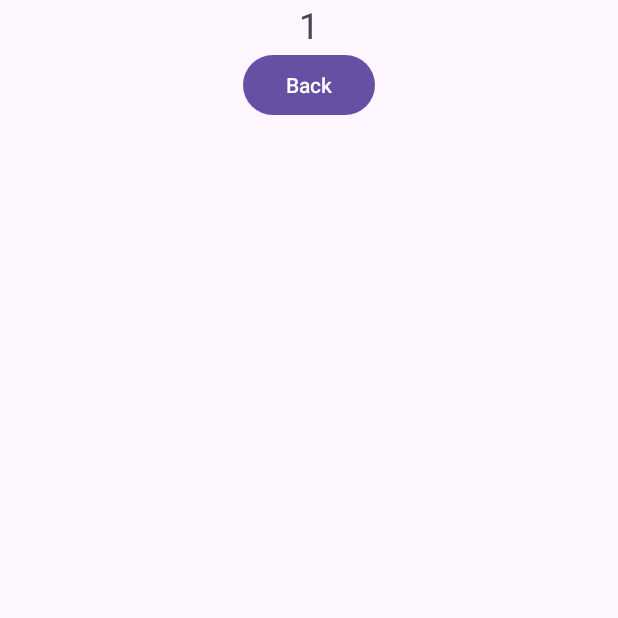
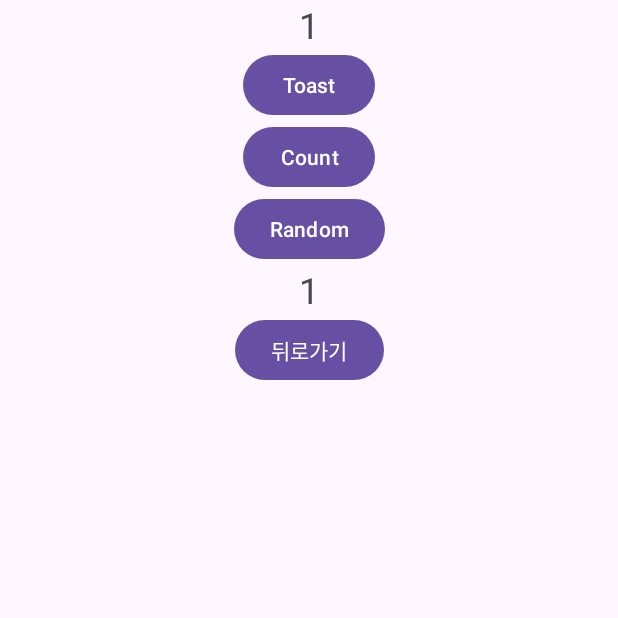
Before and after one commit to JaeYoung290/BCSD_Assignment, an Android app: the screen it shows after launch (SecondActivity before the commit, MainActivity after it), after a tap on "Random", on a phone screen of 412 x 824 dp, the top half of it. Run offline under Robolectric (Android 15) with nearby library versions, the phone set to English and light mode, and no system bars; 2 other taps on this screen came first.

Commit message:
6주차 과제

```diff
--- a/assignment_week_6/app/src/main/java/com/example/test/MainActivity.kt
+++ b/assignment_week_6/app/src/main/java/com/example/test/MainActivity.kt
@@ -1,25 +1,16 @@
 package com.example.test
 
-import android.content.Intent
 import android.os.Bundle
 import android.widget.Button
 import android.widget.TextView
 import android.widget.Toast
-import androidx.activity.result.contract.ActivityResultContracts
+import androidx.appcompat.app.AlertDialog
 import androidx.appcompat.app.AppCompatActivity
 
 class MainActivity : AppCompatActivity() {
 
     private var count = 0
     private lateinit var countTextView: TextView
-
-    private val activityLauncher = registerForActivityResult(ActivityResultContracts.StartActivityForResult()) { result ->
-        if (result.resultCode == RESULT_OK) {
-            val randomValue = result.data?.getIntExtra("randomValue", count)
-            count = randomValue ?: count
-            countTextView.text = count.toString()
-        }
-    }
 
     override fun onCreate(savedInstanceState: Bundle?) {
         super.onCreate(savedInstanceState)
@@ -31,7 +22,7 @@ class MainActivity : AppCompatActivity() {
         countTextView = findViewById(R.id.countTextView)
 
         toastButton.setOnClickListener {
-            Toast.makeText(this, "Toast 메시지 출력", Toast.LENGTH_SHORT).show()
+            showAlertDialog()
         }
 
         countButton.setOnClickListener {
@@ -40,9 +31,28 @@ class MainActivity : AppCompatActivity() {
         }
 
         randomButton.setOnClickListener {
-            val intent = Intent(this, SecondActivity::class.java)
-            intent.putExtra("count", count)
-            activityLauncher.launch(intent)
+            supportFragmentManager.beginTransaction()
+                .replace(R.id.fragment_container, SecondFragment.newInstance(count))
+                .addToBackStack(null)
+                .commit()
         }
     }
+
+    private fun showAlertDialog() {
+        val builder = AlertDialog.Builder(this)
+        builder.setMessage("AlertDialog")
+            .setPositiveButton("Positive") { dialog, _ ->
+                count = 0
+                countTextView.text = count.toString()
+                dialog.dismiss()
+            }
+            .setNeutralButton("Neutral") { dialog, _ ->
+                Toast.makeText(this, "Toast 메시지 출력", Toast.LENGTH_SHORT).show()
+                dialog.dismiss()
+            }
+            .setNegativeButton("Negative") { dialog, _ ->
+                dialog.dismiss()
+            }
+        builder.create().show()
+    }
 }
--- /dev/null
+++ b/assignment_week_6/app/src/main/java/com/example/test/SecondFragment.kt
@@ -0,0 +1,58 @@
+package com.example.test
+
+import android.os.Bundle
+import android.view.LayoutInflater
+import android.view.View
+import android.view.ViewGroup
+import android.widget.Button
+import android.widget.TextView
+import androidx.fragment.app.Fragment
+import androidx.activity.OnBackPressedCallback
+
+class SecondFragment : Fragment() {
+
+    private var count: Int = 0
+
+    override fun onCreate(savedInstanceState: Bundle?) {
+        super.onCreate(savedInstanceState)
+        arguments?.let {
+            count = it.getInt(ARG_COUNT)
+        }
+    }
+
+    override fun onCreateView(
+        inflater: LayoutInflater, container: ViewGroup?,
+        savedInstanceState: Bundle?
+    ): View? {
+        val view = inflater.inflate(R.layout.fragment_second, container, false)
+
+        val randomValue = (0..count).random()
+        val randomTextView: TextView = view.findViewById(R.id.randomTextView)
+        randomTextView.text = randomValue.toString()
+
+        val backButton: Button = view.findViewById(R.id.backButton)
+        backButton.setOnClickListener {
+            requireActivity().supportFragmentManager.popBackStack()
+        }
+
+        requireActivity().onBackPressedDispatcher.addCallback(viewLifecycleOwner, object : OnBackPressedCallback(true) {
+            override fun handleOnBackPressed() {
+                requireActivity().supportFragmentManager.popBackStack()
+            }
+        })
+
+        return view
+    }
+
+    companion object {
+        private const val ARG_COUNT = "count"
+
+        @JvmStatic
+        fun newInstance(count: Int) =
+            SecondFragment().apply {
+                arguments = Bundle().apply {
+                    putInt(ARG_COUNT, count)
+                }
+            }
+    }
+}
--- a/assignment_week_6/app/src/main/res/layout/activity_main.xml
+++ b/assignment_week_6/app/src/main/res/layout/activity_main.xml
@@ -42,4 +42,14 @@
         app:layout_constraintTop_toBottomOf="@id/countButton"
         app:layout_constraintStart_toStartOf="parent"
         app:layout_constraintEnd_toEndOf="parent"/>
+
+    <androidx.fragment.app.FragmentContainerView
+        android:id="@+id/fragment_container"
+        android:layout_width="match_parent"
+        android:layout_height="0dp"
+        app:layout_constraintTop_toBottomOf="@id/randomButton"
+        app:layout_constraintBottom_toBottomOf="parent"
+        app:layout_constraintStart_toStartOf="parent"
+        app:layout_constraintEnd_toEndOf="parent"/>
+
 </androidx.constraintlayout.widget.ConstraintLayout>
--- /dev/null
+++ b/assignment_week_6/app/src/main/res/layout/fragment_second.xml
@@ -0,0 +1,28 @@
+<?xml version="1.0" encoding="utf-8"?>
+<androidx.constraintlayout.widget.ConstraintLayout xmlns:android="http://schemas.android.com/apk/res/android"
+    xmlns:app="http://schemas.android.com/apk/res-auto"
+    xmlns:tools="http://schemas.android.com/tools"
+    android:layout_width="match_parent"
+    android:layout_height="match_parent"
+    tools:context=".SecondFragment">
+
+    <TextView
+        android:id="@+id/randomTextView"
+        android:layout_width="wrap_content"
+        android:layout_height="wrap_content"
+        android:textSize="24sp"
+        tools:text="랜덤 번호 생성"
+        app:layout_constraintTop_toTopOf="parent"
+        app:layout_constraintStart_toStartOf="parent"
+        app:layout_constraintEnd_toEndOf="parent"/>
+
+    <Button
+        android:id="@+id/backButton"
+        android:layout_width="wrap_content"
+        android:layout_height="wrap_content"
+        android:text="뒤로가기"
+        app:layout_constraintTop_toBottomOf="@id/randomTextView"
+        app:layout_constraintStart_toStartOf="parent"
+        app:layout_constraintEnd_toEndOf="parent"/>
+
+</androidx.constraintlayout.widget.ConstraintLayout>
```
